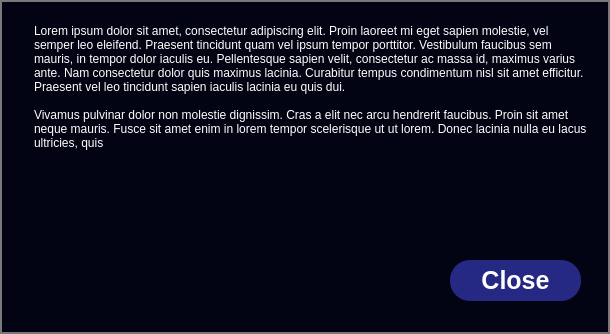
The window that GUI And Decoder/help.ui (KiriltsevDaniil/EvAlgPractice) describes before a commit, drawn with Qt 5.
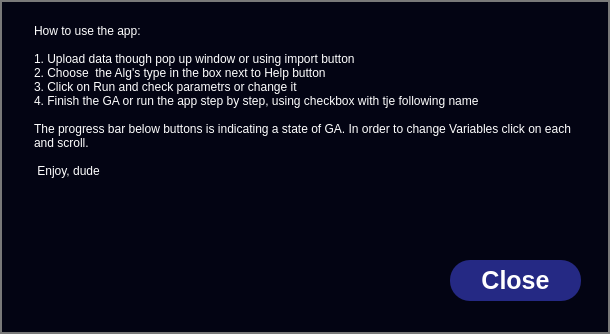
The same window after the commit.

Commit message: help, import, combobox of algs added

The edit to the form file:
```diff
--- a/GUI And Decoder/help.ui
+++ b/GUI And Decoder/help.ui
@@ -90,9 +90,16 @@
     <bool>true</bool>
    </property>
    <property name="plainText">
-    <string notr="true">Lorem ipsum dolor sit amet, consectetur adipiscing elit. Proin laoreet mi eget sapien molestie, vel semper leo eleifend. Praesent tincidunt quam vel ipsum tempor porttitor. Vestibulum faucibus sem mauris, in tempor dolor iaculis eu. Pellentesque sapien velit, consectetur ac massa id, maximus varius ante. Nam consectetur dolor quis maximus lacinia. Curabitur tempus condimentum nisl sit amet efficitur. Praesent vel leo tincidunt sapien iaculis lacinia eu quis dui.
+    <string notr="true">How to use the app:
 
-Vivamus pulvinar dolor non molestie dignissim. Cras a elit nec arcu hendrerit faucibus. Proin sit amet neque mauris. Fusce sit amet enim in lorem tempor scelerisque ut ut lorem. Donec lacinia nulla eu lacus ultricies, quis </string>
+1. Upload data though pop up window or using import button
+2. Choose  the Alg's type in the box next to Help button
+3. Click on Run and check parametrs or change it
+4. Finish the GA or run the app step by step, using checkbox with tje following name
+
+The progress bar below buttons is indicating a state of GA. In order to change Variables click on each and scroll.
+
+ Enjoy, dude </string>
    </property>
    <property name="textInteractionFlags">
     <set>Qt::NoTextInteraction</set>
```
The commit also changes 6 other files.
